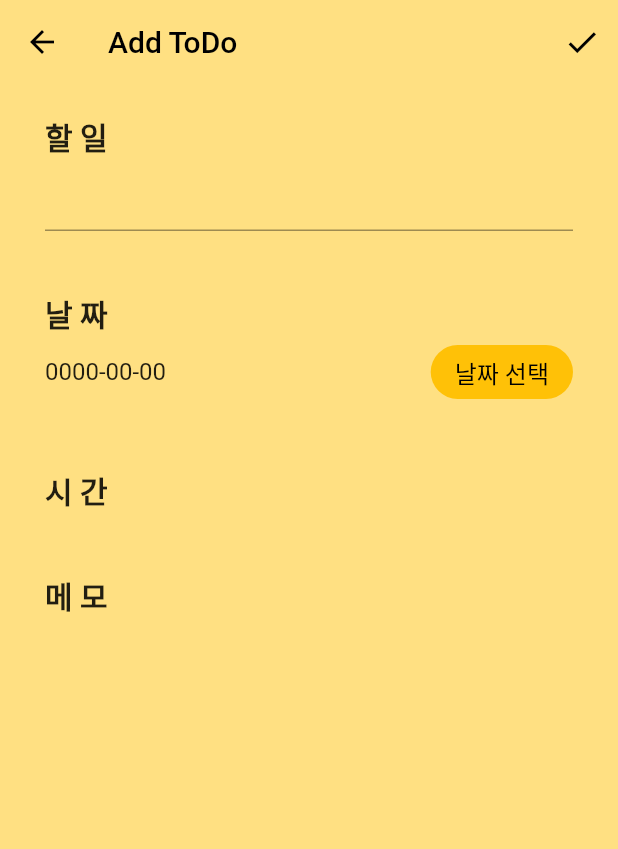
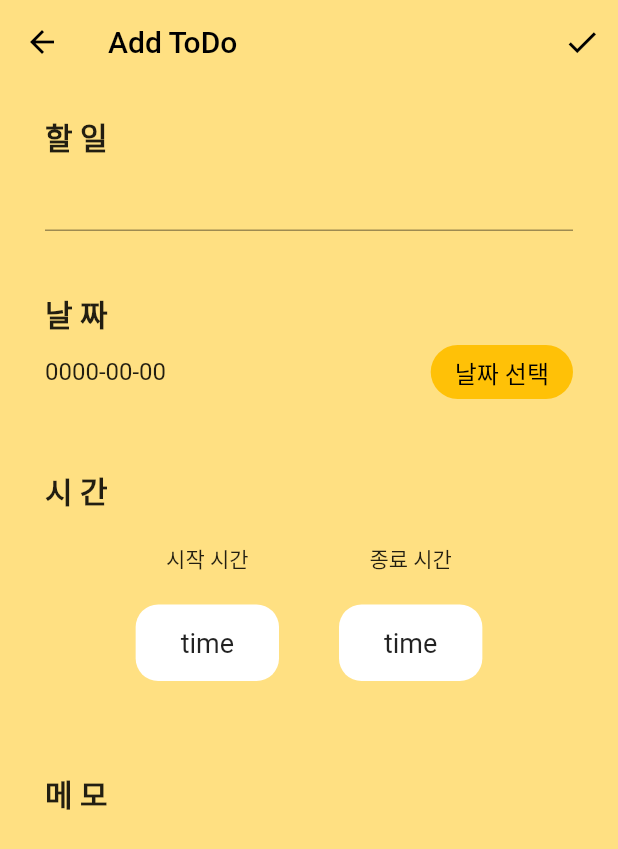
Before and after one commit to TEAM-ALOM/flutterToyProject_wooju, a Flutter app: the AddScreen screen opened directly, on a phone screen of 412 x 824 dp. Shown: the top 849 px of the screen. Run offline on Flutter 3.47's test engine with Material 2 defaults, Android fonts, the phone set to English and light mode, and no system bars.

Commit message:
TimeSelect design

```diff
--- a/lib/screens/add_screen.dart
+++ b/lib/screens/add_screen.dart
@@ -1,5 +1,6 @@
 import 'package:flutter/material.dart';
 import 'package:todolist/widgets/date_select_widget.dart';
+import 'package:todolist/widgets/time_select_widget.dart';
 
 class AddScreen extends StatelessWidget {
   final todoTextController = TextEditingController();
@@ -67,6 +68,26 @@ class AddScreen extends StatelessWidget {
               ),
             ),
             SizedBox(
+              height: 20,
+            ),
+            Row(
+              mainAxisAlignment: MainAxisAlignment.center,
+              children: [
+                Column(
+                  children: [
+                    Text('시작 시간'),
+                    TimeSelect(),
+                  ],
+                ),
+                Column(
+                  children: [
+                    Text('종료 시간'),
+                    TimeSelect(),
+                  ],
+                ),
+              ],
+            ),
+            SizedBox(
               height: 40,
             ),
             Text(
--- /dev/null
+++ b/lib/widgets/time_select_widget.dart
@@ -0,0 +1,29 @@
+import 'package:flutter/material.dart';
+
+class TimeSelect extends StatefulWidget {
+  const TimeSelect({super.key});
+
+  @override
+  State<TimeSelect> createState() => _TimeSelectState();
+}
+
+class _TimeSelectState extends State<TimeSelect> {
+  @override
+  Widget build(BuildContext context) {
+    return Container(
+      decoration: BoxDecoration(
+        color: Colors.white,
+        borderRadius: BorderRadius.circular(15),
+      ),
+      margin: EdgeInsets.all(20),
+      padding: EdgeInsets.symmetric(
+        horizontal: 30,
+        vertical: 15,
+      ),
+      child: Text(
+        'time',
+        style: TextStyle(fontSize: 18),
+      ),
+    );
+  }
+}
```
